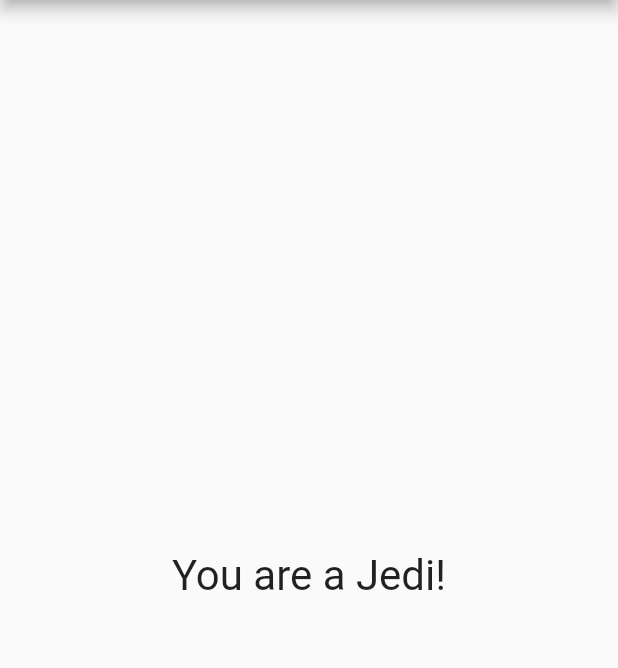
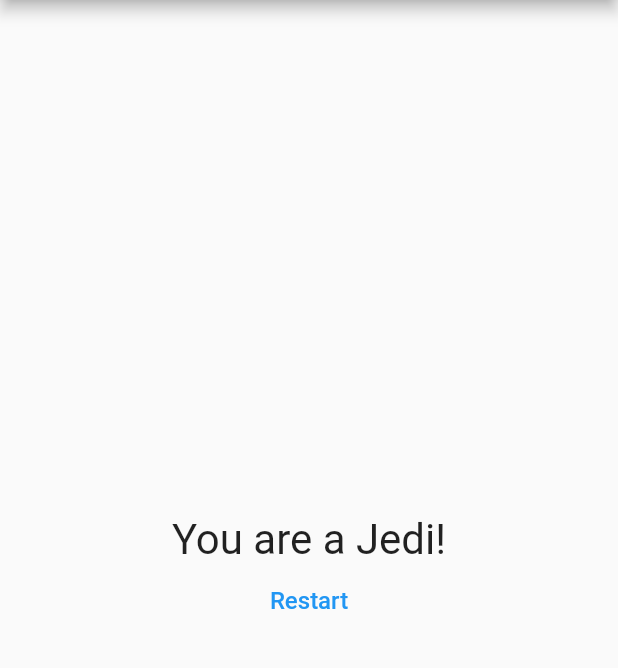
Before and after one commit to IsmaelCardoso/fundamentals_flutter_quiz_exemple, a Flutter app: the screen it shows after launch, after a tap on "Black", after a tap on "Cobra", after a tap on "Léo", on a phone screen of 412 x 824 dp, the part 84-752 px from its top. Run offline on Flutter 3.47's test engine with Material 2 defaults, Android fonts, the phone set to English and light mode, and no system bars.

Commit message:
chore(result): restart quiz

```diff
--- a/lib/main.dart
+++ b/lib/main.dart
@@ -50,7 +50,13 @@ class _QuestionAppState extends State<QuestionApp> {
             _totalScore += score,
           });
     }
-    print(_totalScore);
+  }
+
+  void _restartQuiz() {
+    setState(() => {
+          _selectedQuestion = 0,
+          _totalScore = 0,
+        });
   }
 
   @override
@@ -67,7 +73,7 @@ class _QuestionAppState extends State<QuestionApp> {
                 selectedQuestion: _selectedQuestion,
                 answerProp: _answer,
               )
-            : Result(score: _totalScore),
+            : Result(score: _totalScore, restartQuiz: _restartQuiz),
       ),
     );
   }
--- a/lib/result.dart
+++ b/lib/result.dart
@@ -2,9 +2,11 @@ import 'package:flutter/material.dart';
 
 class Result extends StatelessWidget {
   final int score;
+  final void Function() restartQuiz;
 
   Result({
     @required this.score,
+    @required this.restartQuiz,
   });
 
   String get resultScore {
@@ -21,10 +23,22 @@ class Result extends StatelessWidget {
 
   @override
   Widget build(BuildContext context) {
-    return Center(
-        child: Text(
-      resultScore,
-      style: TextStyle(fontSize: 28),
-    ));
+    return Column(
+      mainAxisAlignment: MainAxisAlignment.center,
+      children: [
+        Center(
+            child: Text(
+          resultScore,
+          style: TextStyle(fontSize: 28),
+        )),
+        TextButton(
+          onPressed: restartQuiz,
+          child: Text(
+            "Restart",
+            style: TextStyle(fontSize: 16, color: Colors.blue),
+          ),
+        )
+      ],
+    );
   }
 }
```
